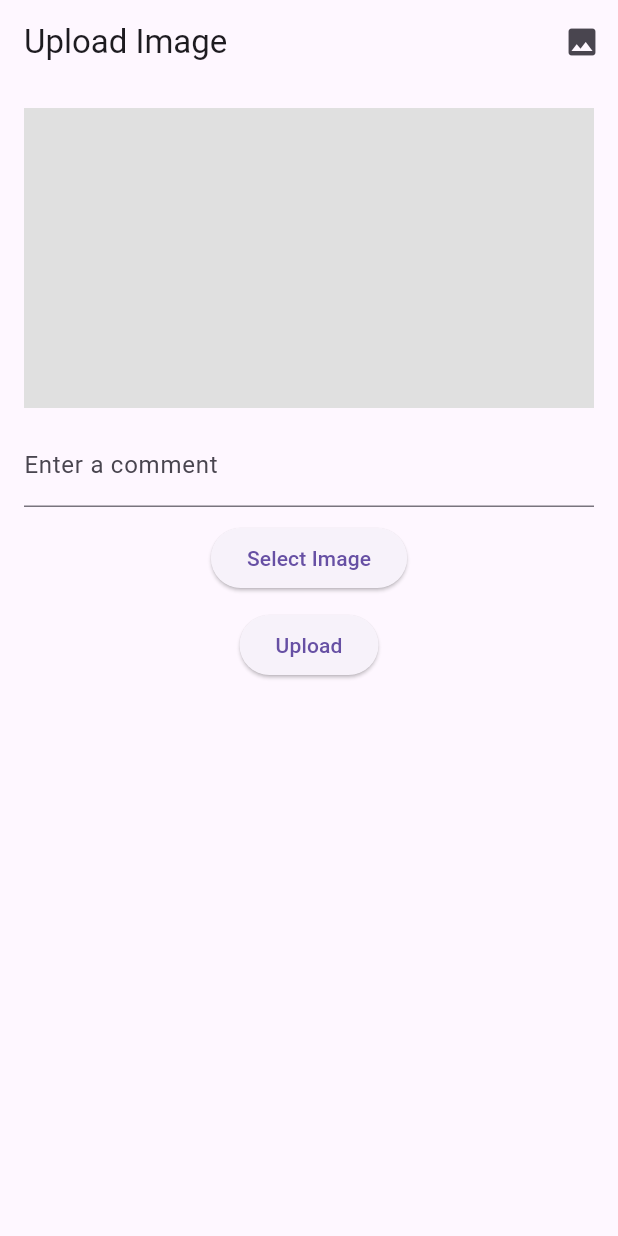
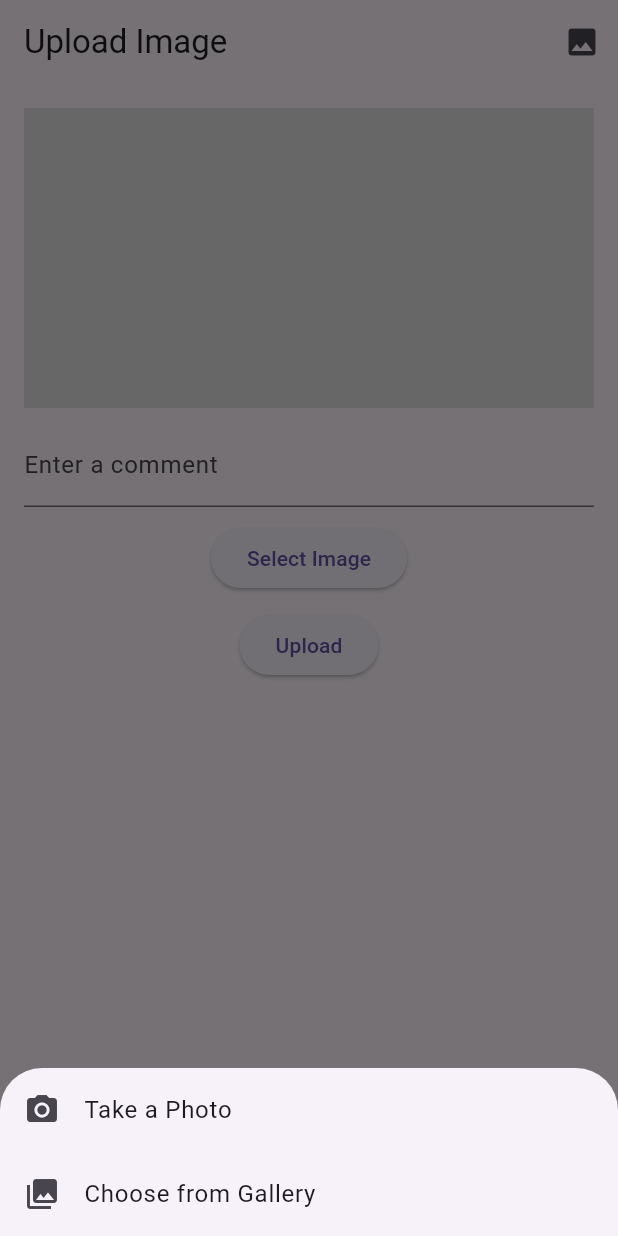
Before and after one commit to DilanMadusaanka2000/Flutter-Image-app, a Flutter app: the screen it shows after launch, after a tap on "Select Image", on a phone screen of 412 x 824 dp. Run offline on Flutter 3.47's test engine with Material 3 defaults, Android fonts, the phone set to English and light mode, and no system bars; our stand-ins replace image_picker.

Commit message:
camera icon add

```diff
--- a/frontend/lib/screens/upload_image.dart
+++ b/frontend/lib/screens/upload_image.dart
@@ -2,8 +2,8 @@ import 'dart:io';
 import 'package:flutter/material.dart';
 import 'package:image_picker/image_picker.dart';
 import 'package:image_pickers/services/api_service.dart';
-import '../services/api_service.dart'; // Import the ApiService
-import 'view_images.dart'; // Import the ViewImagesScreen
+import '../services/api_service.dart';
+import 'view_images.dart';
 
 class UploadImageScreen extends StatefulWidget {
   @override
@@ -16,13 +16,41 @@ class _UploadImageScreenState extends State<UploadImageScreen> {
   final TextEditingController _commentController = TextEditingController();
   bool _isUploading = false; // Track upload status to show loading indicator
 
-  Future<void> _pickImage() async {
-    final pickedFile = await picker.pickImage(source: ImageSource.gallery);
+  Future<void> _pickImage(ImageSource source) async {
+    final pickedFile = await picker.pickImage(source: source);
     if (pickedFile != null) {
       setState(() {
         _image = File(pickedFile.path);
       });
     }
+  }
+
+  void _showImageSourceDialog() {
+    showModalBottomSheet(
+      context: context,
+      builder: (context) {
+        return Wrap(
+          children: [
+            ListTile(
+              leading: Icon(Icons.camera_alt),
+              title: Text('Take a Photo'),
+              onTap: () {
+                Navigator.pop(context);
+                _pickImage(ImageSource.camera);
+              },
+            ),
+            ListTile(
+              leading: Icon(Icons.photo_library),
+              title: Text('Choose from Gallery'),
+              onTap: () {
+                Navigator.pop(context);
+                _pickImage(ImageSource.gallery);
+              },
+            ),
+          ],
+        );
+      },
+    );
   }
 
   Future<void> _uploadImage() async {
@@ -92,7 +120,7 @@ class _UploadImageScreenState extends State<UploadImageScreen> {
             ),
             SizedBox(height: 10),
             ElevatedButton(
-              onPressed: _pickImage,
+              onPressed: _showImageSourceDialog,
               child: Text('Select Image'),
             ),
             SizedBox(height: 10),
```
